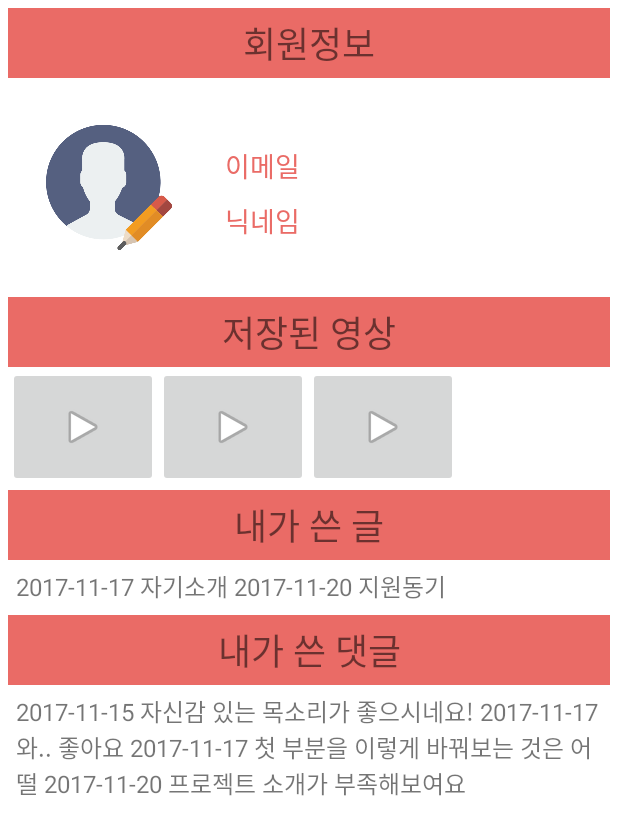
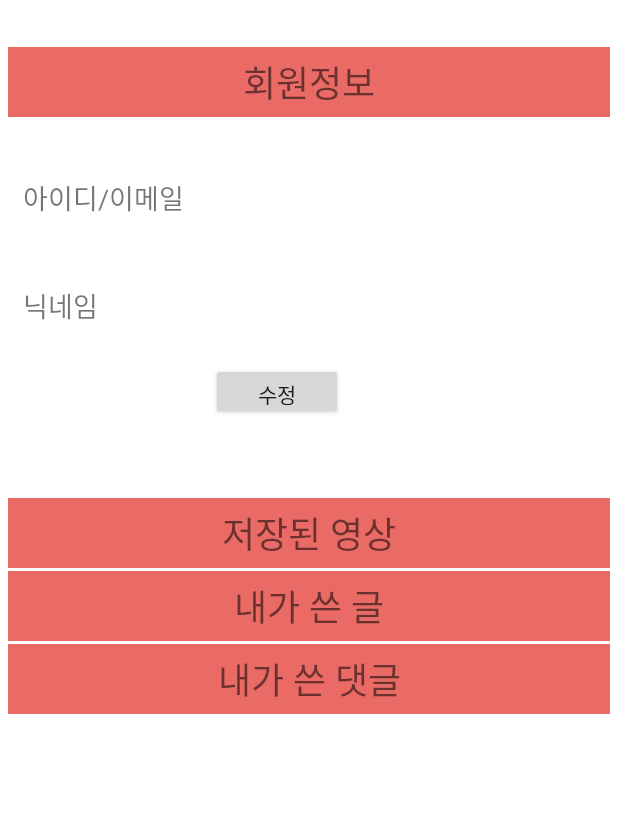
Before and after one commit to AjouUniv-SocialAppProject-2017/enterview, an Android app: the fragment MyPageFragment shown on its own in the app's theme, on a phone screen of 412 x 824 dp. Shown: the top 835 px of the screen. Run offline under Robolectric (Android 15) with nearby library versions, the phone set to English and light mode, and no system bars.

Commit message:
Revert "마이페이지 레이아웃 수정"
This reverts commit baac4d405e972676eb447a838e7981c1693cd843.

```diff
--- a/MyApplication/app/src/main/res/layout/my_page.xml
+++ b/MyApplication/app/src/main/res/layout/my_page.xml
@@ -14,19 +14,18 @@
         android:layout_alignParentTop="true"
         android:orientation="horizontal"
         android:padding="5dip">
-
-        <RelativeLayout
+        <LinearLayout
             android:id="@+id/part1"
+            android:orientation="vertical"
             android:layout_width="match_parent"
-            android:layout_height="wrap_content"
-            android:orientation="vertical">
-
+            android:layout_height="wrap_content">
         <TextView
             android:id="@+id/mypageTitle"
             android:layout_width="match_parent"
             android:layout_height="wrap_content"
             android:layout_alignParentLeft="true"
             android:layout_alignParentTop="true"
+            android:layout_marginTop="26dp"
             android:background="@color/colorPrimary"
             android:padding="5dip"
             android:text="회원정보"
@@ -35,16 +34,14 @@
 
             <TextView
             android:id="@+id/personalId"
-                android:layout_width="60dip"
+            android:layout_width="130dip"
             android:layout_height="wrap_content"
-                android:layout_alignTop="@+id/update_btn"
-                android:layout_marginLeft="10dp"
-                android:layout_marginStart="10dp"
-                android:layout_marginTop="19dp"
-                android:layout_toEndOf="@+id/update_btn"
-                android:layout_toRightOf="@+id/update_btn"
-                android:text="이메일"
-                android:textColor="@color/colorPrimary"
+            android:layout_alignParentLeft="true"
+            android:layout_below="@+id/mypageTitle"
+            android:layout_marginLeft="10dip"
+            android:layout_marginRight="10dip"
+            android:layout_marginTop="40dp"
+            android:text="아이디/이메일"
             android:textSize="18sp" />
 
         <TextView
@@ -60,133 +57,69 @@
             android:textSize="18sp" />
 
         <TextView
+            android:id="@+id/personalNick"
+            android:layout_width="130dip"
+            android:layout_height="wrap_content"
+            android:layout_alignBaseline="@+id/personalNickContents"
+            android:layout_alignBottom="@+id/personalNickContents"
+            android:layout_alignParentLeft="true"
+            android:layout_marginLeft="10dip"
+            android:layout_marginRight="10dip"
+            android:text="닉네임"
+            android:textSize="18sp" />
+
+        <TextView
             android:id="@+id/personalNickContents"
             android:layout_width="wrap_content"
             android:layout_height="wrap_content"
-                android:layout_alignBaseline="@+id/personalNick"
-                android:layout_alignBottom="@+id/personalNick"
-                android:layout_margin="10dip"
-                android:layout_marginTop="20dip"
+            android:layout_below="@+id/personalIdContents"
+            android:layout_marginLeft="10dip"
+            android:layout_marginRight="10dip"
             android:layout_toRightOf="@+id/personalNick"
             android:text=""
             android:textSize="18sp" />
 
-            <ImageView
+            <Button
                 android:id="@+id/update_btn"
-                android:layout_width="84dp"
-                android:layout_height="95dp"
-                android:layout_alignParentLeft="true"
-                android:layout_alignParentStart="true"
-                android:layout_below="@+id/mypageTitle"
-                android:layout_margin="25dp"
-                android:text="수정"
-                app:srcCompat="@drawable/user" />
-
-            <TextView
-                android:id="@+id/personalNick"
-                android:layout_width="60dip"
-                android:layout_height="wrap_content"
-                android:layout_alignLeft="@+id/personalId"
-                android:layout_alignStart="@+id/personalId"
-                android:layout_below="@+id/personalIdContents"
-                android:text="닉네임"
-                android:textColor="@color/colorPrimary"
-                android:textSize="18sp" />
-        </RelativeLayout>
-
-        <RelativeLayout
-            android:layout_width="match_parent"
-            android:layout_height="wrap_content"
-            android:layout_below="@+id/part1"
-            android:id="@+id/part2">
+                android:layout_width="wrap_content"
+                android:layout_height="38dp"
+                android:layout_alignBottom="@+id/mypageTitle"
+                android:layout_marginLeft="135dp"
+                android:text="수정" />
+        </LinearLayout>
 
         <TextView
             android:id="@+id/video"
             android:layout_width="match_parent"
             android:layout_height="wrap_content"
             android:layout_alignParentLeft="true"
-                android:layout_alignParentStart="true"
-                android:layout_alignParentTop="true"
+            android:layout_below="@+id/part1"
+            android:layout_marginTop="52dp"
             android:background="@color/colorPrimary"
             android:padding="5dip"
             android:text="저장된 영상"
             android:textAlignment="center"
             android:textSize="24sp" />
 
-
-            <GridLayout
-                android:layout_width="wrap_content"
-                android:layout_height="wrap_content"
-                android:layout_below="@+id/video">
-
-                <ImageButton
-                    android:id="@+id/imageButton4"
-                    android:layout_width="100dip"
-                    android:layout_height="80dip"
-                    app:srcCompat="@android:drawable/ic_media_play" />
-
-                <ImageButton
-                    android:id="@+id/imageButton3"
-                    android:layout_width="100dip"
-                    android:layout_height="80dip"
-                    app:srcCompat="@android:drawable/ic_media_play" />
-
-                <ImageButton
-                    android:id="@+id/imageButton2"
-                    android:layout_width="100dip"
-                    android:layout_height="80dip"
-                    android:layout_alignParentLeft="true"
-                    android:layout_alignParentStart="true"
-                    android:layout_alignParentTop="true"
-                    app:srcCompat="@android:drawable/ic_media_play" />
-            </GridLayout>
-
-
-
-        </RelativeLayout>
-
-
-        <RelativeLayout
-            android:layout_width="match_parent"
-            android:layout_height="wrap_content"
-            android:layout_below="@+id/part2"
-            android:id="@+id/part3">
         <TextView
             android:id="@+id/myText"
             android:layout_width="match_parent"
             android:layout_height="wrap_content"
             android:layout_alignParentLeft="true"
+            android:layout_below="@+id/video"
             android:layout_marginTop="2dp"
             android:background="@color/colorPrimary"
             android:padding="5dip"
             android:text="내가 쓴 글"
             android:textAlignment="center"
             android:textSize="24sp" />
-            <LinearLayout
-                android:layout_width="match_parent"
-                android:layout_height="wrap_content"
-                android:layout_below="@id/myText"
-                android:padding="5dip">
-                <TextView
-                    android:layout_width="match_parent"
-                    android:layout_height="wrap_content"
-                    android:text="2017-11-17 자기소개
-2017-11-20 지원동기"
-                    android:textSize="16sp"/>
-            </LinearLayout>
-        </RelativeLayout>
-
-        <RelativeLayout
-            android:layout_width="match_parent"
-            android:layout_height="wrap_content"
-            android:layout_below="@+id/part3"
-            android:id="@+id/part4">
 
         <TextView
             android:id="@+id/myComment"
             android:layout_width="match_parent"
             android:layout_height="wrap_content"
             android:layout_alignParentLeft="true"
+            android:layout_below="@+id/myText"
             android:layout_marginTop="2dp"
             android:background="@color/colorPrimary"
             android:padding="5dip"
@@ -194,23 +127,9 @@
             android:textAlignment="center"
             android:textSize="24sp" />
 
-            <LinearLayout
-                android:layout_width="match_parent"
-                android:layout_height="wrap_content"
-                android:layout_below="@id/myComment"
-                android:padding="5dip">
-                <TextView
-                    android:layout_width="match_parent"
-                    android:layout_height="wrap_content"
-                    android:text="2017-11-15 자신감 있는 목소리가 좋으시네요!
-2017-11-17 와.. 좋아요
-2017-11-17 첫 부분을 이렇게 바꿔보는 것은 어떨
-2017-11-20 프로젝트 소개가 부족해보여요"
-                    android:textSize="16sp"/>
-            </LinearLayout>
 
-        </RelativeLayout>
     </RelativeLayout>
 
 
+
 </RelativeLayout>
```
Also changed, not shown: MyApplication/app/src/main/res/drawable/user.png (deleted). Lines whose indentation alone changed are shown as unchanged.
